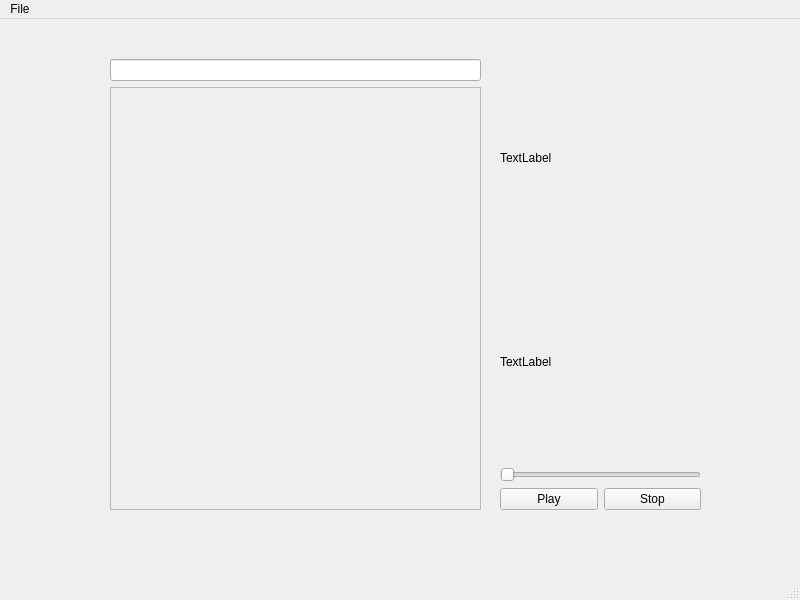
Banjio/japrp, file japrp/ui_templates/main_window.ui: the form before one commit.
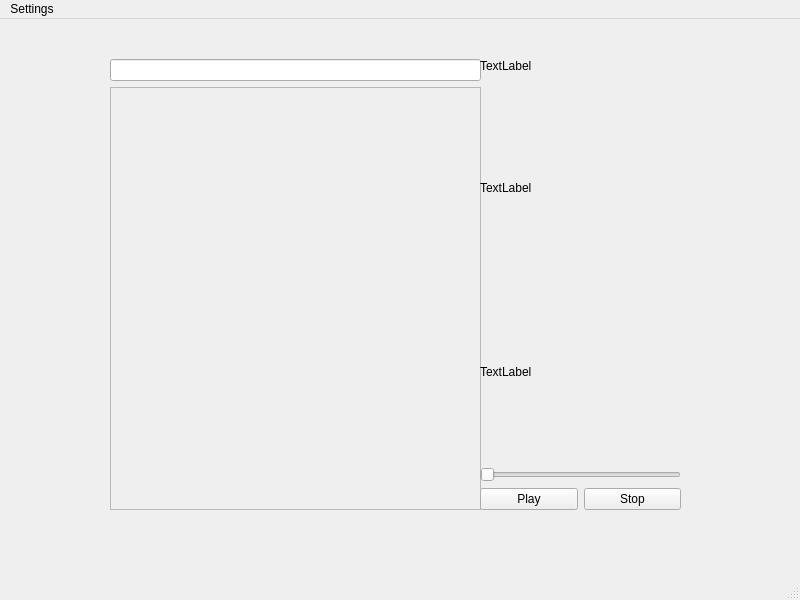
The form after the commit.

Commit message: #Issue 5, added song title

Patch:
```diff
--- a/japrp/ui_templates/main_window.ui
+++ b/japrp/ui_templates/main_window.ui
@@ -52,7 +52,7 @@
    <widget class="QWidget" name="verticalLayoutWidget_3">
     <property name="geometry">
      <rect>
-      <x>500</x>
+      <x>480</x>
       <y>40</y>
       <width>201</width>
       <height>451</height>
@@ -61,11 +61,33 @@
     <layout class="QVBoxLayout" name="playerLayout">
      <item>
       <widget class="QLabel" name="sender_icon">
+       <property name="sizePolicy">
+        <sizepolicy hsizetype="Fixed" vsizetype="Fixed">
+         <horstretch>0</horstretch>
+         <verstretch>0</verstretch>
+        </sizepolicy>
+       </property>
        <property name="text">
         <string>TextLabel</string>
        </property>
       </widget>
      </item>
+     <item>
+      <spacer name="horizontalSpacer">
+       <property name="orientation">
+        <enum>Qt::Horizontal</enum>
+       </property>
+       <property name="sizeType">
+        <enum>QSizePolicy::Expanding</enum>
+       </property>
+       <property name="sizeHint" stdset="0">
+        <size>
+         <width>40</width>
+         <height>20</height>
+        </size>
+       </property>
+      </spacer>
+     </item>
      <item>
       <widget class="QLabel" name="sender_name">
        <property name="text">
@@ -73,6 +95,13 @@
        </property>
       </widget>
      </item>
+     <item>
+      <widget class="QLabel" name="song_title">
+       <property name="text">
+        <string>TextLabel</string>
+       </property>
+      </widget>
+     </item>
      <item>
       <widget class="QSlider" name="volumeSlider">
        <property name="orientation">
@@ -115,7 +144,7 @@
    </property>
    <widget class="QMenu" name="menufile">
     <property name="title">
-     <string>File</string>
+     <string>Settings</string>
     </property>
    </widget>
    <addaction name="menufile"/>
```
The commit also changes 6 other files.
